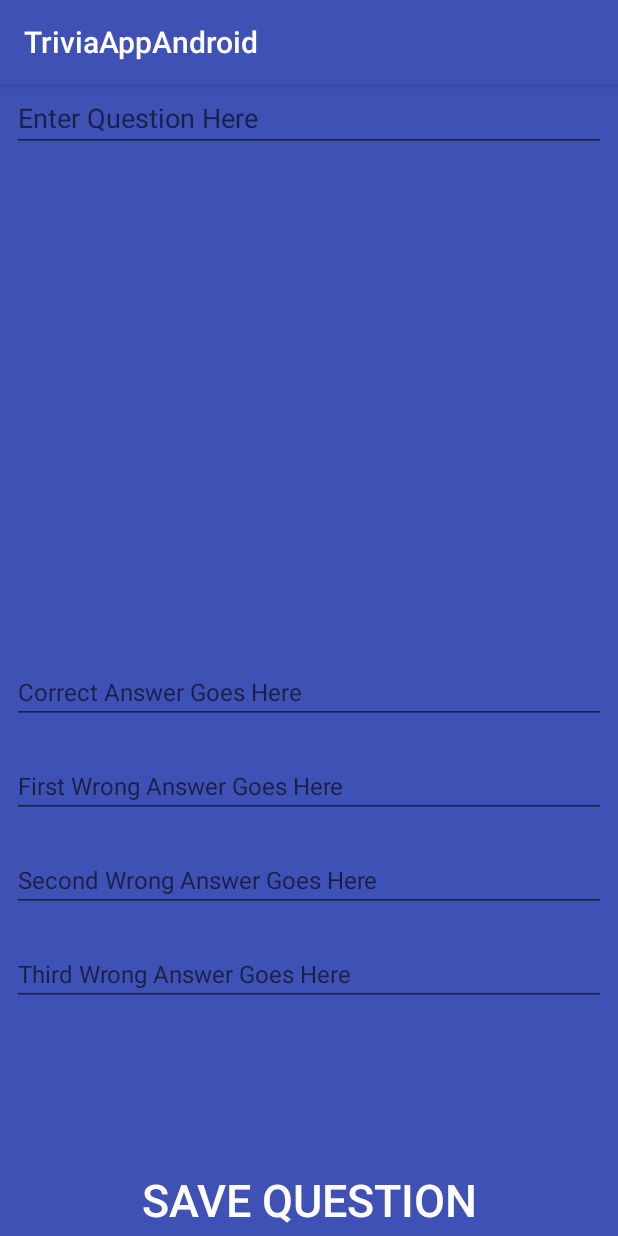
After one commit to CodyGividen/TriviaApp, an Android app: the fragment QuestionCreatorFragment placed in its activity, on a phone screen of 412 x 824 dp. The commit adds this screen. Run offline under Robolectric (Android 15) with nearby library versions, the phone set to English and light mode, and no system bars; our stand-ins replace ButterKnife.

Commit message:
added fragments

```diff
--- a/app/build.gradle
+++ b/app/build.gradle
@@ -22,6 +22,7 @@ dependencies {
     implementation fileTree(dir: 'libs', include: ['*.jar'])
     implementation 'com.android.support:appcompat-v7:26.1.0'
     implementation 'com.android.support.constraint:constraint-layout:1.0.2'
+    implementation 'com.android.support:support-v4:26.1.0'
     testImplementation 'junit:junit:4.12'
     androidTestImplementation 'com.android.support.test:runner:1.0.1'
     androidTestImplementation 'com.android.support.test.espresso:espresso-core:3.0.1'
--- a/app/src/main/java/com/example/codygividen/triviaappandroid/MainActivity.java
+++ b/app/src/main/java/com/example/codygividen/triviaappandroid/MainActivity.java
@@ -2,12 +2,27 @@ package com.example.codygividen.triviaappandroid;
 
 import android.support.v7.app.AppCompatActivity;
 import android.os.Bundle;
+import android.view.View;
+
+import butterknife.ButterKnife;
+import butterknife.OnClick;
 
 public class MainActivity extends AppCompatActivity {
+
+    private QuestionCreatorFragment questionCreatorFragment;
 
     @Override
     protected void onCreate(Bundle savedInstanceState) {
         super.onCreate(savedInstanceState);
         setContentView(R.layout.activity_main);
+        ButterKnife.bind(this);
+    }
+
+    @OnClick(R.id.add_question_button)
+    protected void addQuestionClicked(View view){
+
+        questionCreatorFragment = QuestionCreatorFragment.newInstance();
+        questionCreatorFragment.attachView(this);
+        getSupportFragmentManager().beginTransaction().replace(R.id.fragment_holder, questionCreatorFragment).commit();
     }
 }
--- /dev/null
+++ b/app/src/main/java/com/example/codygividen/triviaappandroid/QuestionCreatorFragment.java
@@ -0,0 +1,41 @@
+package com.example.codygividen.triviaappandroid;
+
+
+import android.os.Bundle;
+import android.support.v4.app.Fragment;
+import android.view.LayoutInflater;
+import android.view.View;
+import android.view.ViewGroup;
+import android.widget.TextView;
+
+import butterknife.ButterKnife;
+
+/**
+ * A simple {@link Fragment} subclass.
+ * Use the {@link QuestionCreatorFragment#newInstance} factory method to
+ * create an instance of this fragment.
+ */
+public class QuestionCreatorFragment extends Fragment {
+
+    @Override
+    public View onCreateView(LayoutInflater inflater, ViewGroup container,
+                             Bundle savedInstanceState) {
+        View view = inflater.inflate(R.layout.fragment_question_creator, container, false);
+        ButterKnife.bind(this, view);
+        return view;
+    }
+
+    public QuestionCreatorFragment() {
+    }
+    public static QuestionCreatorFragment newInstance() {
+
+        QuestionCreatorFragment fragment = new QuestionCreatorFragment();
+        Bundle args = new Bundle();
+        fragment.setArguments(args);
+
+        return fragment;
+    }
+
+
+
+}
--- a/app/src/main/res/layout/activity_main.xml
+++ b/app/src/main/res/layout/activity_main.xml
@@ -54,4 +54,14 @@
         app:layout_constraintEnd_toEndOf="parent"
         app:layout_constraintStart_toStartOf="parent" />
 
+    <FrameLayout
+        android:id="@+id/fragment_holder"
+        android:layout_width="0dp"
+        android:layout_height="0dp"
+        android:elevation="5dp"
+        app:layout_constraintBottom_toBottomOf="parent"
+        app:layout_constraintEnd_toEndOf="parent"
+        app:layout_constraintStart_toStartOf="parent"
+        app:layout_constraintTop_toTopOf="parent"></FrameLayout>
+
 </android.support.constraint.ConstraintLayout>
--- /dev/null
+++ b/app/src/main/res/layout/fragment_question_creator.xml
@@ -0,0 +1,101 @@
+<?xml version="1.0" encoding="utf-8"?>
+<android.support.constraint.ConstraintLayout xmlns:android="http://schemas.android.com/apk/res/android"
+    xmlns:app="http://schemas.android.com/apk/res-auto"
+    xmlns:tools="http://schemas.android.com/tools"
+    android:layout_width="match_parent"
+    android:layout_height="match_parent"
+    android:background="@color/colorPrimary">
+
+    <EditText
+        android:id="@+id/input_question"
+        android:layout_width="0dp"
+        android:layout_height="wrap_content"
+        android:layout_marginEnd="8dp"
+        android:layout_marginStart="8dp"
+        android:ems="10"
+        android:hint="@string/enter_question_here"
+        android:inputType="text"
+        app:layout_constraintEnd_toEndOf="parent"
+        app:layout_constraintStart_toStartOf="parent"
+        app:layout_constraintTop_toTopOf="parent" />
+
+    <EditText
+        android:id="@+id/correct_answer_edittext"
+        android:layout_width="0dp"
+        android:layout_height="wrap_content"
+        android:layout_marginBottom="20dp"
+        android:layout_marginEnd="8dp"
+        android:layout_marginStart="8dp"
+        android:ems="10"
+        android:hint="@string/correct_answer_goes_here"
+        android:inputType="text"
+        android:textColor="@android:color/white"
+        android:textSize="16sp"
+        app:layout_constraintBottom_toTopOf="@+id/first_wrong_answer_edittext"
+        app:layout_constraintEnd_toEndOf="parent"
+        app:layout_constraintHorizontal_bias="0.0"
+        app:layout_constraintStart_toStartOf="parent" />
+
+    <EditText
+        android:id="@+id/first_wrong_answer_edittext"
+        android:layout_width="0dp"
+        android:layout_height="wrap_content"
+        android:layout_marginBottom="20dp"
+        android:layout_marginEnd="8dp"
+        android:layout_marginStart="8dp"
+        android:ems="10"
+        android:hint="@string/first_wrong_answer_goes_here"
+        android:inputType="text"
+        android:textColor="@android:color/white"
+        android:textSize="16sp"
+        app:layout_constraintBottom_toTopOf="@+id/second_wrong_answer_edittext"
+        app:layout_constraintEnd_toEndOf="parent"
+        app:layout_constraintStart_toStartOf="parent" />
+
+    <EditText
+        android:id="@+id/second_wrong_answer_edittext"
+        android:layout_width="0dp"
+        android:layout_height="wrap_content"
+        android:layout_marginBottom="20dp"
+        android:layout_marginEnd="8dp"
+        android:layout_marginStart="8dp"
+        android:ems="10"
+        android:hint="@string/second_wrong_answer_goes_here"
+        android:inputType="text"
+        android:textColor="@android:color/white"
+        android:textSize="16sp"
+        app:layout_constraintBottom_toTopOf="@+id/third_wrong_answer_edittext"
+        app:layout_constraintEnd_toEndOf="parent"
+        app:layout_constraintStart_toStartOf="parent" />
+
+    <EditText
+        android:id="@+id/third_wrong_answer_edittext"
+        android:layout_width="0dp"
+        android:layout_height="wrap_content"
+        android:layout_marginBottom="105dp"
+        android:layout_marginEnd="8dp"
+        android:layout_marginStart="8dp"
+        android:ems="10"
+        android:hint="@string/third_wrong_answer_goes_here"
+        android:inputType="text"
+        android:textColor="@android:color/white"
+        android:textSize="16sp"
+        app:layout_constraintBottom_toTopOf="@+id/save_question_button"
+        app:layout_constraintEnd_toEndOf="parent"
+        app:layout_constraintStart_toStartOf="parent" />
+
+    <Button
+        android:id="@+id/save_question_button"
+        android:layout_width="0dp"
+        android:layout_height="wrap_content"
+        android:layout_marginEnd="8dp"
+        android:layout_marginStart="8dp"
+        android:background="@android:color/transparent"
+        android:text="@string/save_question"
+        android:textAlignment="center"
+        android:textColor="@android:color/white"
+        android:textSize="30sp"
+        app:layout_constraintBottom_toBottomOf="parent"
+        app:layout_constraintEnd_toEndOf="parent"
+        app:layout_constraintStart_toStartOf="parent" />
+</android.support.constraint.ConstraintLayout>
--- a/app/src/main/res/values/strings.xml
+++ b/app/src/main/res/values/strings.xml
@@ -1,3 +1,21 @@
 <resources>
     <string name="app_name">TriviaAppAndroid</string>
+    <string name="enter_question_here">Enter Question Here</string>
+    <string name="correct_answer_goes_here">Correct Answer Goes Here</string>
+    <string name="first_wrong_answer_goes_here">First Wrong Answer Goes Here</string>
+    <string name="second_wrong_answer_goes_here">Second Wrong Answer Goes Here</string>
+    <string name="third_wrong_answer_goes_here">Third Wrong Answer Goes Here</string>
+    <string name="save_question">Save Question</string>
+    <string name="question">Question</string>
+    <string name="answer_1">Answer #1</string>
+    <string name="answer_2">Answer #2</string>
+    <string name="answer_3">Answer #3</string>
+    <string name="answer_4">Answer #4</string>
+    <string name="next">Next</string>
+    <string name="add_question">Add Question</string>
+    <string name="take_quiz">Take Quiz</string>
+    <string name="delete_quiz">Delete Quiz</string>
+
+    <!-- TODO: Remove or change this placeholder text -->
+    <string name="hello_blank_fragment">Hello blank fragment</string>
 </resources>
```
Also changed, not shown: app/src/main/res/layout/fragment_quiz.xml (added, +103 -0 lines).
